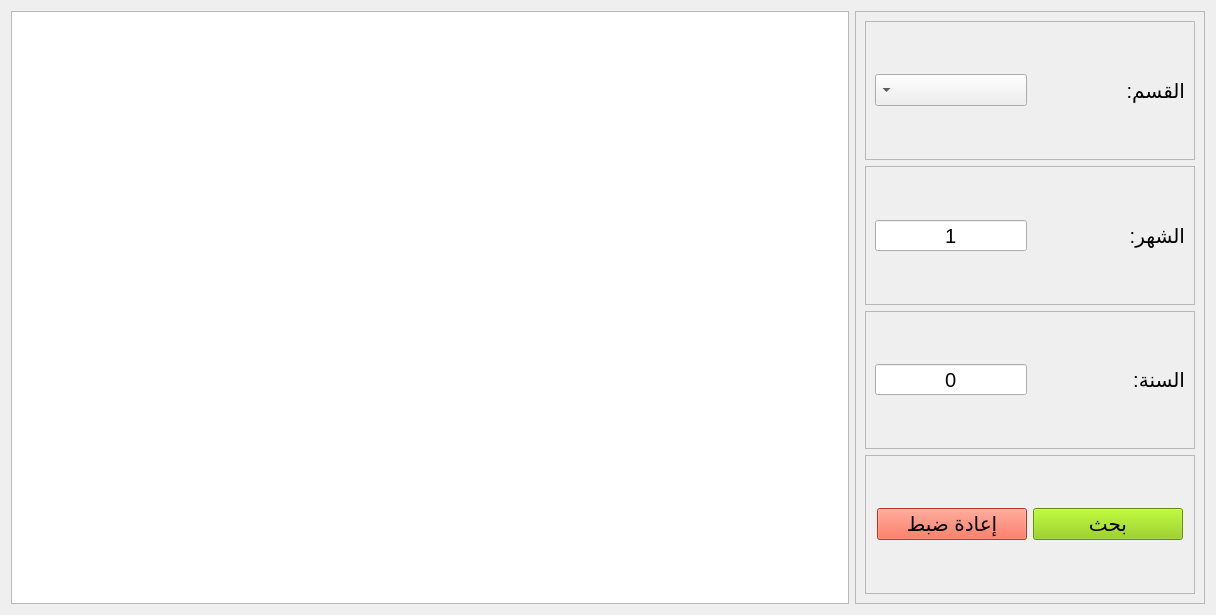
Qt form app/ui/payment/view_not_payed.ui (yahiab05/student-managment-v2.0) before a commit.
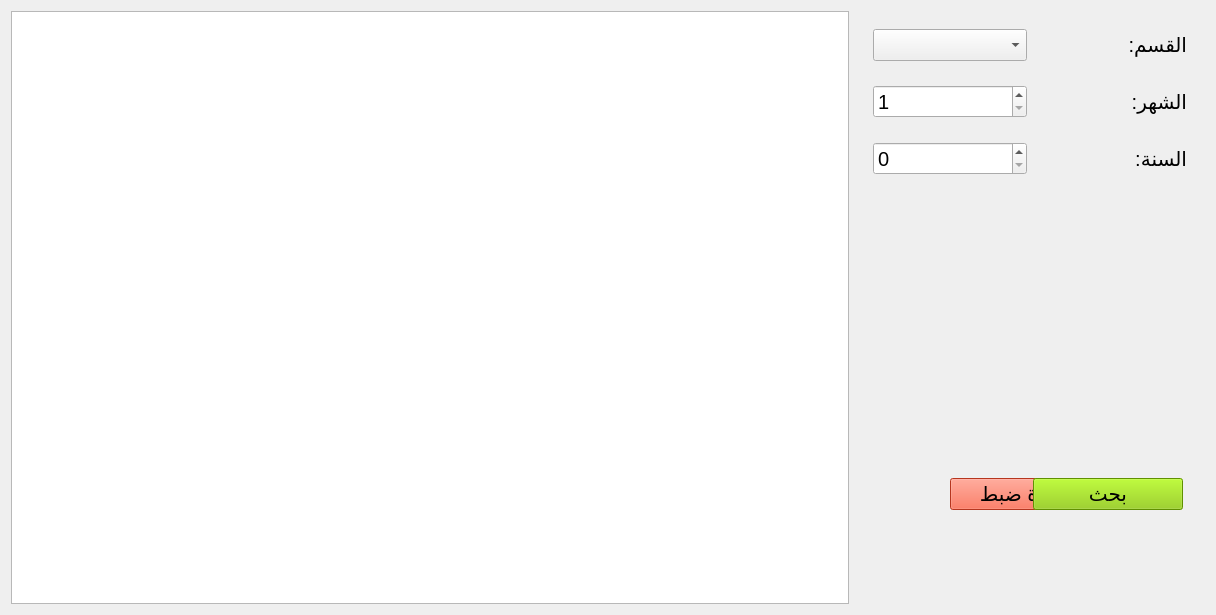
The same form after that commit.

The edit to the form file:
```diff
--- a/app/ui/payment/view_not_payed.ui
+++ b/app/ui/payment/view_not_payed.ui
@@ -44,19 +44,13 @@
       </size>
      </property>
      <property name="frameShape">
-      <enum>QFrame::Shape::StyledPanel</enum>
-     </property>
-     <property name="frameShadow">
-      <enum>QFrame::Shadow::Raised</enum>
+      <enum>QFrame::NoFrame</enum>
      </property>
      <layout class="QVBoxLayout" name="verticalLayout_6">
       <item>
        <widget class="QFrame" name="frame_37">
         <property name="frameShape">
-         <enum>QFrame::Shape::StyledPanel</enum>
-        </property>
-        <property name="frameShadow">
-         <enum>QFrame::Shadow::Raised</enum>
+         <enum>QFrame::NoFrame</enum>
         </property>
         <layout class="QHBoxLayout" name="horizontalLayout_27">
          <item>
@@ -67,7 +61,7 @@
             </font>
            </property>
            <property name="layoutDirection">
-            <enum>Qt::LayoutDirection::RightToLeft</enum>
+            <enum>Qt::LeftToRight</enum>
            </property>
            <property name="editable">
             <bool>false</bool>
@@ -82,14 +76,11 @@
             </font>
            </property>
            <property name="layoutDirection">
-            <enum>Qt::LayoutDirection::RightToLeft</enum>
+            <enum>Qt::LeftToRight</enum>
            </property>
            <property name="text">
             <string>القسم:</string>
            </property>
-           <property name="alignment">
-            <set>Qt::AlignmentFlag::AlignLeading|Qt::AlignmentFlag::AlignLeft|Qt::AlignmentFlag::AlignVCenter</set>
-           </property>
           </widget>
          </item>
         </layout>
@@ -98,10 +89,7 @@
       <item>
        <widget class="QFrame" name="frame_38">
         <property name="frameShape">
-         <enum>QFrame::Shape::StyledPanel</enum>
-        </property>
-        <property name="frameShadow">
-         <enum>QFrame::Shadow::Raised</enum>
+         <enum>QFrame::NoFrame</enum>
         </property>
         <layout class="QHBoxLayout" name="horizontalLayout_2">
          <item>
@@ -118,13 +106,10 @@
             </font>
            </property>
            <property name="layoutDirection">
-            <enum>Qt::LayoutDirection::RightToLeft</enum>
-           </property>
-           <property name="alignment">
-            <set>Qt::AlignmentFlag::AlignCenter</set>
+            <enum>Qt::LeftToRight</enum>
            </property>
            <property name="buttonSymbols">
-            <enum>QAbstractSpinBox::ButtonSymbols::NoButtons</enum>
+            <enum>QAbstractSpinBox::UpDownArrows</enum>
            </property>
            <property name="minimum">
             <number>1</number>
@@ -142,14 +127,11 @@
             </font>
            </property>
            <property name="layoutDirection">
-            <enum>Qt::LayoutDirection::RightToLeft</enum>
+            <enum>Qt::LeftToRight</enum>
            </property>
            <property name="text">
             <string>الشهر:</string>
            </property>
-           <property name="alignment">
-            <set>Qt::AlignmentFlag::AlignLeading|Qt::AlignmentFlag::AlignLeft|Qt::AlignmentFlag::AlignVCenter</set>
-           </property>
           </widget>
          </item>
         </layout>
@@ -158,10 +140,7 @@
       <item>
        <widget class="QFrame" name="frame_39">
         <property name="frameShape">
-         <enum>QFrame::Shape::StyledPanel</enum>
-        </property>
-        <property name="frameShadow">
-         <enum>QFrame::Shadow::Raised</enum>
+         <enum>QFrame::NoFrame</enum>
         </property>
         <layout class="QHBoxLayout" name="horizontalLayout_3">
          <item>
@@ -178,13 +157,10 @@
             </font>
            </property>
            <property name="layoutDirection">
-            <enum>Qt::LayoutDirection::RightToLeft</enum>
-           </property>
-           <property name="alignment">
-            <set>Qt::AlignmentFlag::AlignCenter</set>
+            <enum>Qt::LeftToRight</enum>
            </property>
            <property name="buttonSymbols">
-            <enum>QAbstractSpinBox::ButtonSymbols::NoButtons</enum>
+            <enum>QAbstractSpinBox::UpDownArrows</enum>
            </property>
            <property name="maximum">
             <number>222222222</number>
@@ -199,33 +175,37 @@
             </font>
            </property>
            <property name="layoutDirection">
-            <enum>Qt::LayoutDirection::RightToLeft</enum>
+            <enum>Qt::LeftToRight</enum>
            </property>
            <property name="text">
             <string>السنة:</string>
            </property>
-           <property name="alignment">
-            <set>Qt::AlignmentFlag::AlignLeading|Qt::AlignmentFlag::AlignLeft|Qt::AlignmentFlag::AlignVCenter</set>
-           </property>
           </widget>
          </item>
         </layout>
        </widget>
       </item>
+      <item>
+       <spacer name="verticalSpacer">
+        <property name="orientation">
+         <enum>Qt::Vertical</enum>
+        </property>
+        <property name="sizeHint" stdset="0">
+         <size>
+          <width>20</width>
+          <height>40</height>
+         </size>
+        </property>
+       </spacer>
+      </item>
       <item>
        <widget class="QFrame" name="frame_40">
         <property name="frameShape">
-         <enum>QFrame::Shape::StyledPanel</enum>
-        </property>
-        <property name="frameShadow">
-         <enum>QFrame::Shadow::Raised</enum>
+         <enum>QFrame::NoFrame</enum>
         </property>
         <layout class="QHBoxLayout" name="horizontalLayout_30">
          <item>
           <spacer name="horizontalSpacer_27">
-           <property name="orientation">
-            <enum>Qt::Orientation::Horizontal</enum>
-           </property>
            <property name="sizeHint" stdset="0">
             <size>
              <width>318</width>
@@ -285,9 +265,6 @@
          </item>
          <item>
           <spacer name="horizontalSpacer_28">
-           <property name="orientation">
-            <enum>Qt::Orientation::Horizontal</enum>
-           </property>
            <property name="sizeHint" stdset="0">
             <size>
              <width>317</width>
```
Left out of the diff: 6 changed lines with no effect on the pictures.
